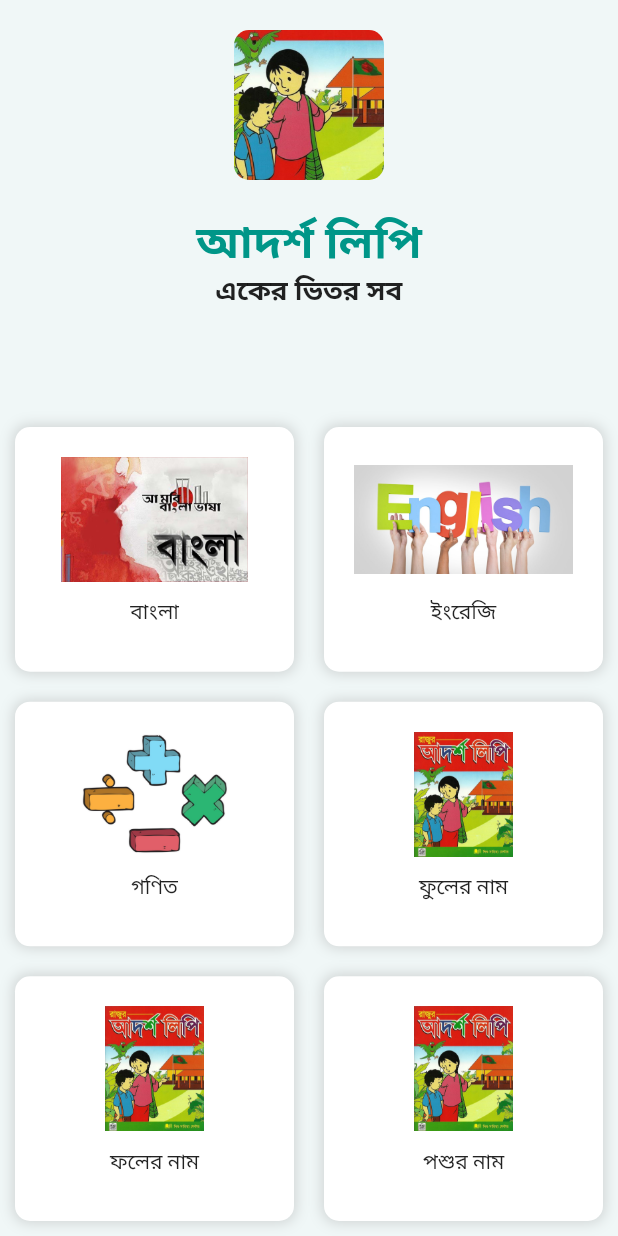
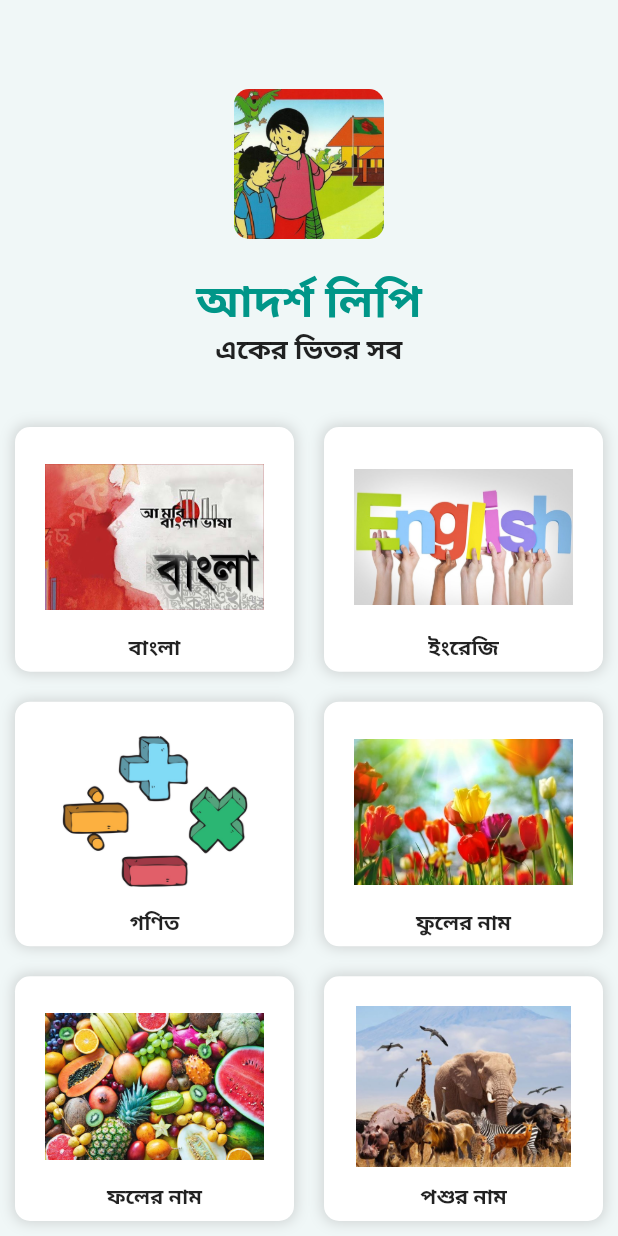
Before and after one commit to mr-mamun-50/Kids-Learning-Bangla, a Flutter app: the screen it shows after launch, on a phone screen of 412 x 824 dp. Run offline on Flutter 3.47's test engine with Material 2 defaults, Android fonts, the phone set to English and light mode, and no system bars.

Commit message:
HomePage design complete 1st step

```diff
--- a/lib/homepage.dart
+++ b/lib/homepage.dart
@@ -22,9 +22,11 @@ class _MyHomePageState extends State<MyHomePage> {
           SizedBox(
             height: screenHeight / 3,
             child: Column(
+              mainAxisAlignment: MainAxisAlignment.center,
               children: [
                 Container(
-                  margin: const EdgeInsets.all(20),
+                  margin: const EdgeInsets.only(
+                      left: 20, top: 30, right: 20, bottom: 20),
                   child: Row(
                     mainAxisAlignment: MainAxisAlignment.center,
                     children: [
@@ -67,16 +69,16 @@ class _MyHomePageState extends State<MyHomePage> {
           Row(
             children: [
               homeCards('images/math.jpg', 'গণিত', screenWidth, screenHeight),
-              homeCards('images/children.jpg', 'ফুলের নাম', screenWidth,
-                  screenHeight),
+              homeCards(
+                  'images/flower.jpg', 'ফুলের নাম', screenWidth, screenHeight),
             ],
           ),
           Row(
             children: [
               homeCards(
-                  'images/children.jpg', 'ফলের নাম', screenWidth, screenHeight),
+                  'images/fruits.jpg', 'ফলের নাম', screenWidth, screenHeight),
               homeCards(
-                  'images/children.jpg', 'পশুর নাম', screenWidth, screenHeight),
+                  'images/animal.jpg', 'পশুর নাম', screenWidth, screenHeight),
             ],
           ),
         ],
@@ -106,14 +108,18 @@ homeCards(String img, String word, double wdth, double hght) {
     child: Column(
       children: [
         Container(
-          margin: EdgeInsets.all(10),
+          height: hght / 7.7,
+          // height: ((hght - hght / 3) / 3) - 80,
+          margin: const EdgeInsets.all(10),
           child: Image.asset(
             img,
             height: hght / 9.9,
-            fit: BoxFit.fitWidth,
           ),
         ),
-        Text(word),
+        Text(
+          word,
+          style: const TextStyle(fontWeight: FontWeight.bold),
+        ),
       ],
     ),
   );
```
Also changed, not shown: images/animal.jpg (added), images/digitally-drawn-mathematical-sign-design-hand-vector-26960807.jpg (deleted), images/english.jpg, images/flower.jpg (added), images/fruits.jpg (added).
